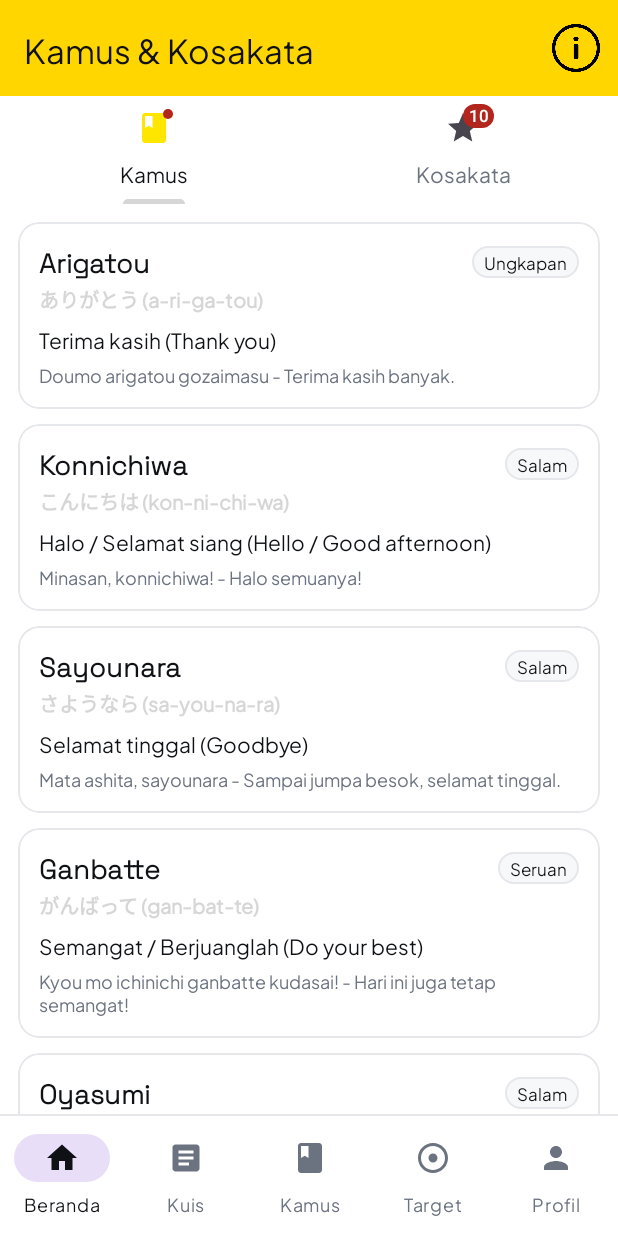
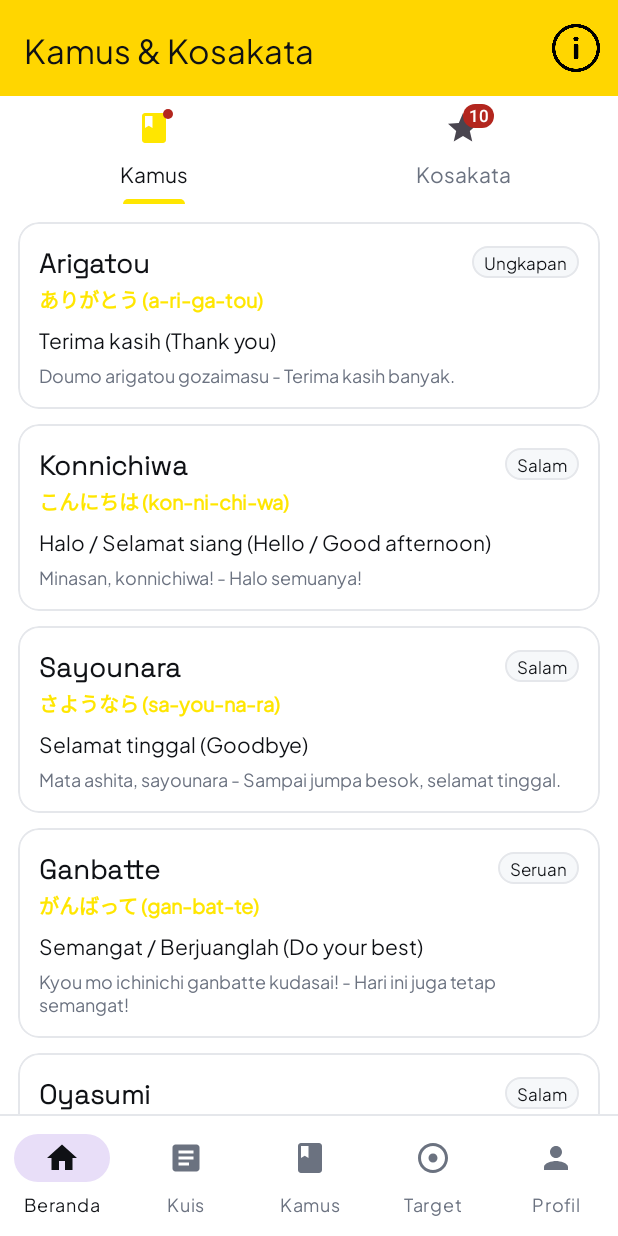
Before and after one commit to akashinotorare-ai/ProjectMobileRumah, an Android app: the fragment ModuleFragment placed in its activity, on a phone screen of 412 x 824 dp. Run offline under Robolectric (Android 15) with nearby library versions, the phone set to English and light mode, and no system bars.

Commit message:
fix: define Yellow_Primary in colors.xml

```diff
--- a/app/src/main/res/values/colors.xml
+++ b/app/src/main/res/values/colors.xml
@@ -4,6 +4,7 @@
     <color name="White">#FFFFFF</color>
     <color name="Surface">#F6F8FA</color>
     <color name="Yellow">#FFE600</color>
+    <color name="Yellow_Primary">#FFE600</color>
     <color name="Yellow_Hover">#E5CF00</color>
     <color name="Yellow_Dark">#CCA800</color>
     <color name="Black_Solid">#0F1115</color>
```
